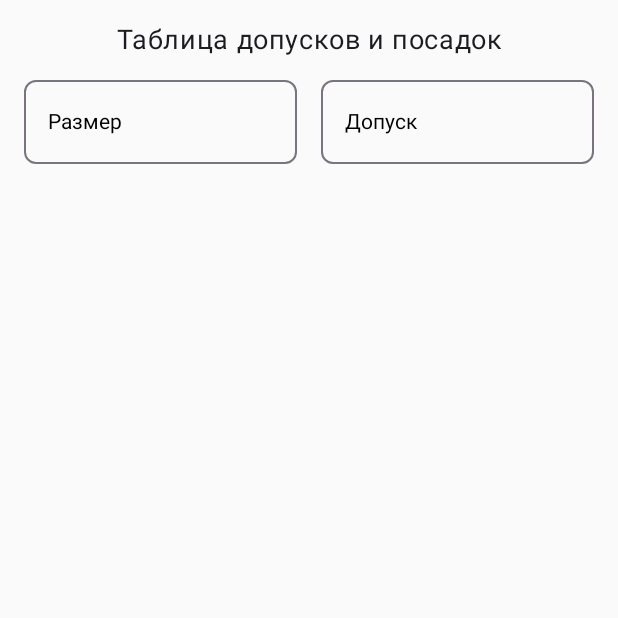
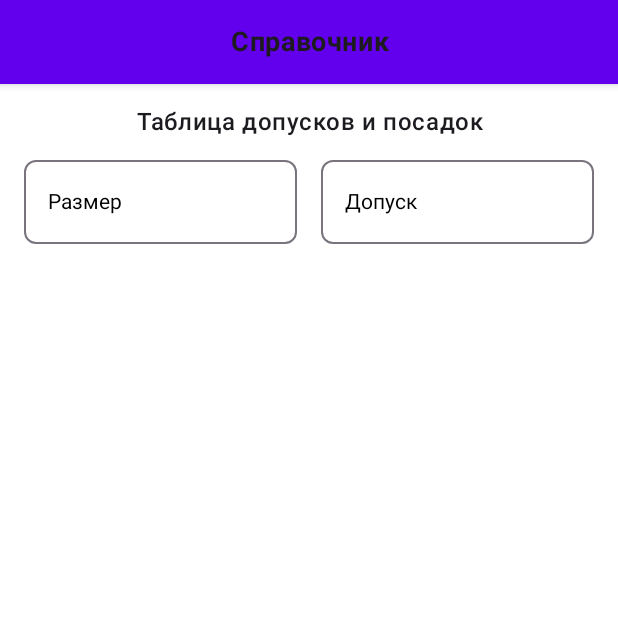
Before and after one commit to toffeantyri/tolerances, an Android app built with Jetpack Compose: the screen it shows after launch (MainActivity), on a phone screen of 412 x 824 dp, the top half of it. Run offline under Robolectric (Android 15) with nearby library versions, the phone set to English and light mode, and no system bars; our stand-ins replace Compose Multiplatform resources; 4 statements that could not run were skipped.

Commit message:
add  top app bar

```diff
--- a/composeApp/src/commonMain/kotlin/ru/tolerances/app/RootApp.kt
+++ b/composeApp/src/commonMain/kotlin/ru/tolerances/app/RootApp.kt
@@ -2,13 +2,18 @@ package ru.tolerances.app
 
 import androidx.compose.animation.core.FiniteAnimationSpec
 import androidx.compose.animation.core.tween
+import androidx.compose.foundation.layout.fillMaxWidth
 import androidx.compose.foundation.layout.navigationBarsPadding
+import androidx.compose.foundation.layout.padding
 import androidx.compose.foundation.layout.statusBarsPadding
+import androidx.compose.material.Scaffold
+import androidx.compose.material.TopAppBar
 import androidx.compose.runtime.Composable
 import androidx.compose.ui.Modifier
 import androidx.compose.ui.draw.drawWithContent
 import androidx.compose.ui.graphics.Color
 import androidx.compose.ui.layout.layout
+import androidx.compose.ui.text.style.TextAlign
 import com.arkivanov.decompose.ExperimentalDecomposeApi
 import com.arkivanov.decompose.extensions.compose.stack.Children
 import com.arkivanov.decompose.extensions.compose.stack.animation.StackAnimation
@@ -20,16 +25,33 @@ import com.arkivanov.decompose.extensions.compose.stack.animation.stackAnimation
 import com.arkivanov.decompose.extensions.compose.stack.animation.stackAnimator
 import com.arkivanov.essenty.backhandler.BackHandler
 import ru.tolerances.app.components.IRootComponent
+import ru.tolerances.app.ui.generals.TitleText
 import ru.tolerances.app.ui.theme.AppTheme
+import ru.tolerances.app.ui.theme.LiquidBlue
+import ru.tolerances.app.ui.theme.bold18TitleTextStyle
 import ru.tolerances.app.ui.tolerances_screen.TolerancesScreenView
 
 @Composable
 fun RootApp(modifier: Modifier = Modifier, component: IRootComponent) {
 
     AppTheme {
+
+        Scaffold(
+            topBar = {
+                TopAppBar(modifier = Modifier.fillMaxWidth(), backgroundColor = LiquidBlue) {
+                    TitleText(
+                        modifier = Modifier.fillMaxWidth(),
+                        text = "Справочник",
+                        textStyle = bold18TitleTextStyle(),
+                        textAlign = TextAlign.Center
+                    )
+                }
+            }
+        ) { innerPadding ->
             Children(
                 stack = component.childStackBottom,
                 modifier = modifier
+                    .padding(innerPadding)
                     .statusBarsPadding()
                     .navigationBarsPadding(),
                 animation = backAnimation(
@@ -41,6 +63,10 @@ fun RootApp(modifier: Modifier = Modifier, component: IRootComponent) {
                     is IRootComponent.Child.OnTolerancesScreenChild -> TolerancesScreenView(item.component)
                 }
             }
+
+        }
+
+
     }
 }
 
--- a/composeApp/src/commonMain/kotlin/ru/tolerances/app/ui/theme/Styles.kt
+++ b/composeApp/src/commonMain/kotlin/ru/tolerances/app/ui/theme/Styles.kt
@@ -11,7 +11,7 @@ import androidx.compose.ui.unit.sp
 @Composable
 internal fun bold18TitleTextStyle() = TextStyle(
     fontSize = 18.sp,
-    fontWeight = FontWeight.Normal,
+    fontWeight = FontWeight.Bold,
     lineHeight = 18.2.sp,
     letterSpacing = 0.42.sp
 )
@@ -39,7 +39,7 @@ internal fun bold14TextStyle() = TextStyle(
 @Composable
 internal fun medium18TextStyle() = TextStyle(
     fontSize = 18.sp,
-    fontWeight = FontWeight.Normal,
+    fontWeight = FontWeight.SemiBold,
     lineHeight = 18.2.sp,
     letterSpacing = 0.42.sp
 )
@@ -49,7 +49,7 @@ internal fun medium18TextStyle() = TextStyle(
 @Composable
 internal fun medium16TextStyle() = TextStyle(
     fontSize = 16.sp,
-    fontWeight = FontWeight.Normal,
+    fontWeight = FontWeight.SemiBold,
     lineHeight = 18.2.sp,
     letterSpacing = 0.42.sp
 )
@@ -86,7 +86,7 @@ internal fun regular14TextStyle() = TextStyle(
 @Composable
 internal fun medium14TextStyle() = TextStyle(
     fontSize = 14.sp,
-    fontWeight = FontWeight.Normal,
+    fontWeight = FontWeight.SemiBold,
     lineHeight = 18.2.sp,
     letterSpacing = 0.42.sp
 )
--- a/composeApp/src/commonMain/kotlin/ru/tolerances/app/ui/tolerances_screen/TolerancesScreenView.kt
+++ b/composeApp/src/commonMain/kotlin/ru/tolerances/app/ui/tolerances_screen/TolerancesScreenView.kt
@@ -29,6 +29,7 @@ import ru.tolerances.app.components.tolerances_screen_component.ITolerancesScree
 import ru.tolerances.app.ui.generals.InputTextField
 import ru.tolerances.app.ui.generals.TitleText
 import ru.tolerances.app.ui.theme.OceanBlue
+import ru.tolerances.app.ui.theme.medium16TextStyle
 import ru.tolerances.app.utils.toIntRange
 
 @Composable
@@ -58,7 +59,8 @@ fun TolerancesScreenView(component: ITolerancesScreenComponent) {
             TitleText(
                 modifier = Modifier.fillMaxWidth().padding(top = 16.dp),
                 text = "Таблица допусков и посадок",
-                textAlign = TextAlign.Center
+                textAlign = TextAlign.Center,
+                textStyle = medium16TextStyle()
             )
         }
 
```
Lines whose indentation alone changed are shown as unchanged.
